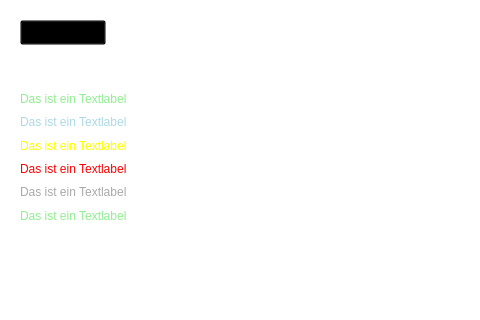
The window that mainwindow.ui (Xunil73/hScreen) describes before a commit, drawn with Qt 5; both pictures show x 0 to 480 and y 0 to 320 of the 1366 by 768 pixel window.
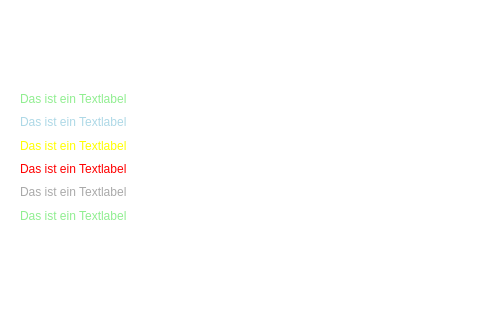
The same window after the commit.

Commit message: erster Testcommit mit QtCreator. PushButton entfernt.

What changed in the file:
```diff
--- a/mainwindow.ui
+++ b/mainwindow.ui
@@ -34,19 +34,6 @@
    <set>QMainWindow::DockOption::AllowTabbedDocks|QMainWindow::DockOption::AnimatedDocks</set>
   </property>
   <widget class="QWidget" name="centralwidget">
-   <widget class="QPushButton" name="pushButton">
-    <property name="geometry">
-     <rect>
-      <x>20</x>
-      <y>20</y>
-      <width>86</width>
-      <height>25</height>
-     </rect>
-    </property>
-    <property name="text">
-     <string>PushButton</string>
-    </property>
-   </widget>
    <widget class="QWidget" name="layoutWidget">
     <property name="geometry">
      <rect>
```
